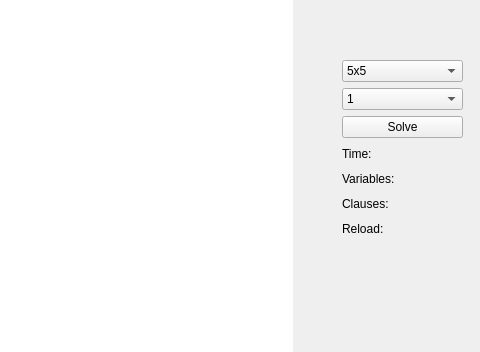
First picture: the form in map/ui.ui, repository cuong117/slitherlink, before the edit; both pictures show x 638 to 1118 and y 200 to 552 of the 1118 by 969 pixel window.
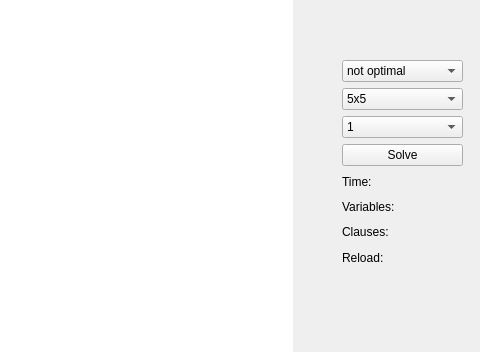
Second picture: the form after the edit.

Diff of the .ui file:
```diff
--- a/map/ui.ui
+++ b/map/ui.ui
@@ -23,10 +23,24 @@
       <x>980</x>
       <y>260</y>
       <width>121</width>
-      <height>203</height>
+      <height>232</height>
      </rect>
     </property>
     <layout class="QVBoxLayout" name="verticalLayout">
+     <item>
+      <widget class="QComboBox" name="input_method">
+       <item>
+        <property name="text">
+         <string>not optimal</string>
+        </property>
+       </item>
+       <item>
+        <property name="text">
+         <string>optimal</string>
+        </property>
+       </item>
+      </widget>
+     </item>
      <item>
       <widget class="QComboBox" name="input_size">
        <item>
```
